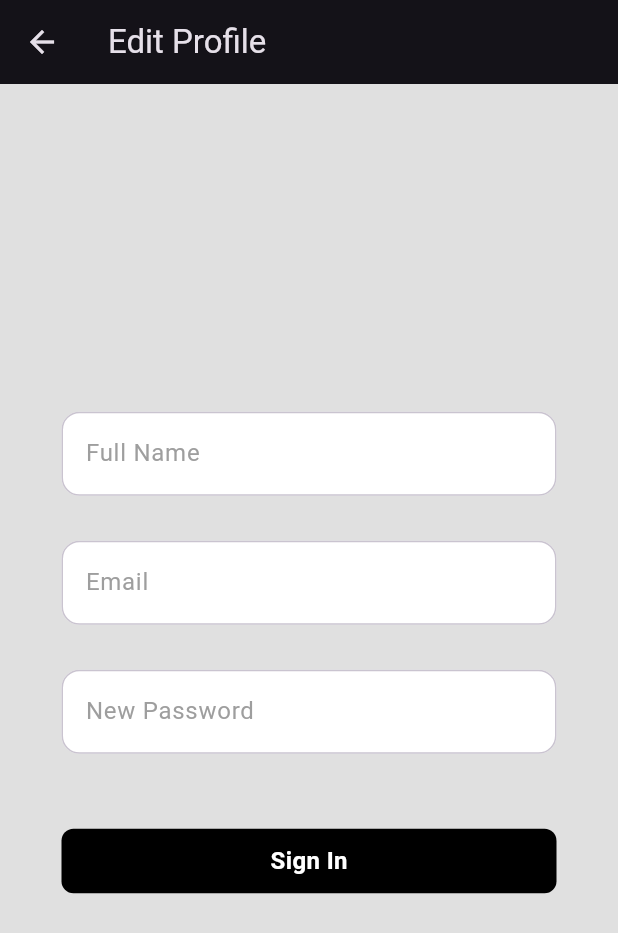
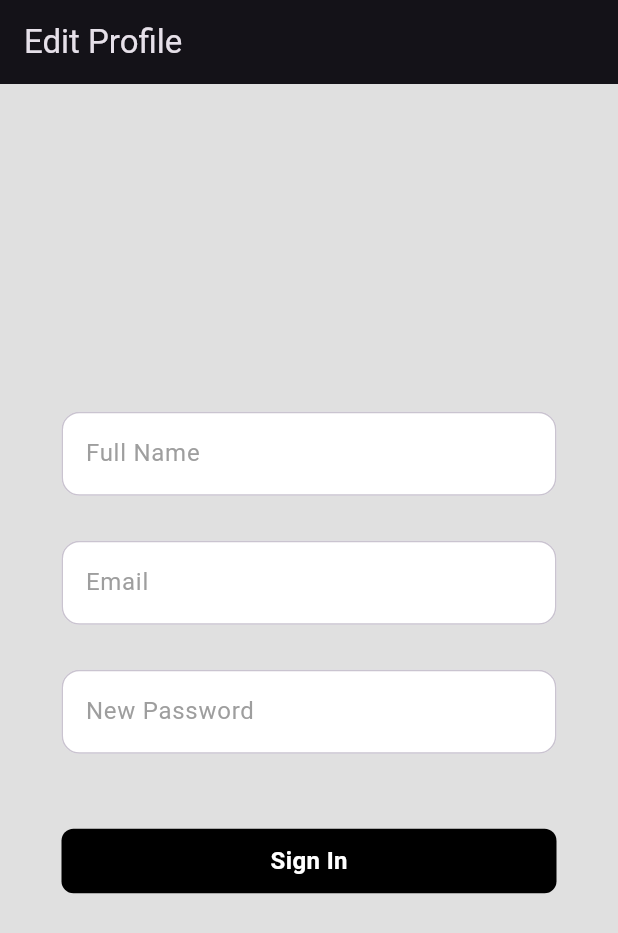
Before and after one commit to Ranuli-w/Sheildy, a Flutter app: the EditProfilePage screen opened directly, on a phone screen of 412 x 824 dp. Shown: the top 933 px of the screen. Run offline on Flutter 3.47's test engine with Material 3 defaults, Android fonts, the phone set to English and light mode, and no system bars; our stand-ins replace firebase_core, image_picker; accounts and stored records are empty.

```diff
--- a/lib/Components/sign_in_button.dart
+++ b/lib/Components/sign_in_button.dart
@@ -3,7 +3,7 @@ import 'package:flutter/material.dart';
 class sign_in_button extends StatelessWidget {
 
   final Function()? onTap;
-  const sign_in_button({super.key, required this.onTap});
+  const sign_in_button({super.key, required this.onTap, required String buttonText});
 
   @override
   Widget build(BuildContext context) {
--- a/lib/main.dart
+++ b/lib/main.dart
@@ -34,6 +34,7 @@
 // }
 
 import 'package:flutter/material.dart';
+import 'package:shieldy/pages/editProfile.dart';
 import 'package:shieldy/pages/phoneDir.dart'; // Replace with the correct import for your project
 import 'package:shieldy/responsive/mobileScreen.dart';
 import 'package:shieldy/responsive/responsiveLayout.dart';
@@ -67,8 +68,9 @@ class MyApp extends StatelessWidget {
     return MaterialApp(
       debugShowCheckedModeBanner: false,
       theme: ThemeData.dark().copyWith(scaffoldBackgroundColor: mobileBackgroundColor),
-      home: const responsiveLayout(mobileScreenLayout:MobileScreenLayout() ,webScreenLayout:webScreenLayout(),)//ResponsiveLayout
+      //home: const responsiveLayout(mobileScreenLayout:MobileScreenLayout() ,webScreenLayout:webScreenLayout(),)//ResponsiveLayout
       //home: Scaffold(body: LoginPage()), //LoginPage(),
+      home:EditProfilePage() ,
     );
 
   }
```
